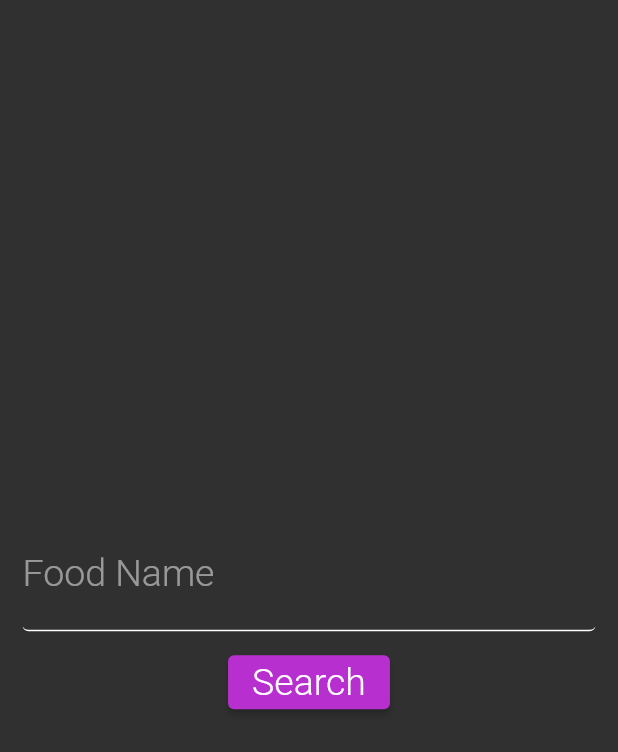
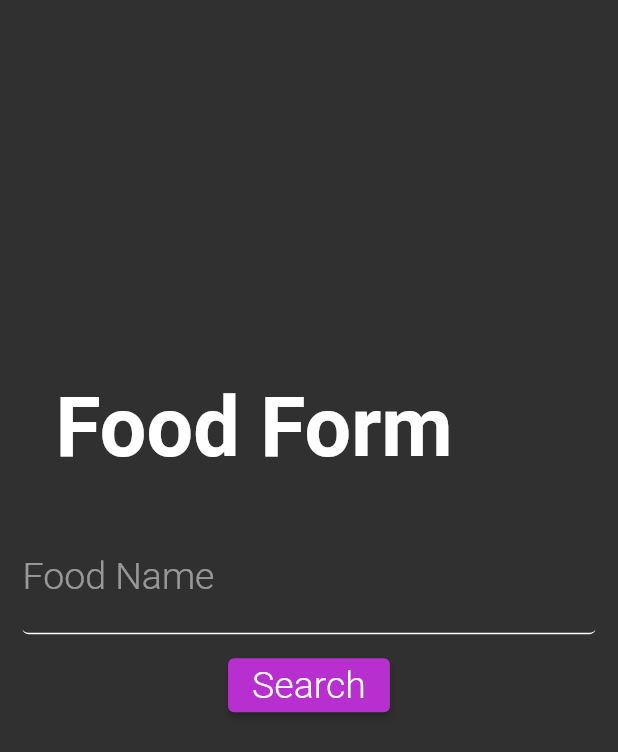
Before and after one commit to AadityaCholayil/DietMate, a Flutter app: the FoodForm screen opened directly, on a phone screen of 412 x 824 dp. Shown: the top 752 px of the screen. Run offline on Flutter 3.47's test engine with Material 2 defaults, Android fonts, the phone set to English and light mode, and no system bars; our stand-ins replace preload_page_view.

Commit message:
container animation

```diff
--- a/lib/food_form.dart
+++ b/lib/food_form.dart
@@ -1,3 +1,4 @@
+import 'package:animations/animations.dart';
 import 'package:dietmate/model/food.dart';
 import 'package:dietmate/pages/food_form_final.dart';
 import 'package:flutter/material.dart';
@@ -69,10 +70,15 @@ class _FoodFormState extends State<FoodForm> {
             shrinkWrap: true,
             itemBuilder: (BuildContext context, int index){
               Food food=foodList.list[index];
+              return OpenContainer(
+                closedColor: Theme.of(context).canvasColor,
+                openColor: Theme.of(context).canvasColor,
+                transitionDuration: Duration(milliseconds: 500),
+                closedBuilder: (context, openBuilder){
                   return InkWell(
                     child: Container(
                         padding: EdgeInsets.symmetric(horizontal: 5, vertical: 10),
-                  //color: Colors.yellow,
+                        color: Colors.transparent,
                         width: double.infinity,
                         child: Column(
                           crossAxisAlignment: CrossAxisAlignment.start,
@@ -93,11 +99,12 @@ class _FoodFormState extends State<FoodForm> {
                         )
                     ),
                     onTap: (){
-                  Navigator.push(
-                      context,
-                      MaterialPageRoute(builder: (BuildContext context) =>
-                          FoodFormFinal(food: food))
+                      openBuilder();
+                    },
                   );
+                },
+                openBuilder: (context, closedBuilder){
+                  return FoodFormFinal(food: food);
                 },
               );
             },
@@ -106,6 +113,23 @@ class _FoodFormState extends State<FoodForm> {
           ),
           Divider(thickness: 2),
         ],
+      ),
+    );
+  }
+
+  Widget _buildTitle(){
+    return Center(
+      child: Container(
+        padding: searchDone==true?EdgeInsets.fromLTRB(22, 25, 0, 5)
+            :EdgeInsets.fromLTRB(22, 0, 0, 30),
+        alignment: Alignment.centerLeft,
+        child: Text(
+          'Food Form',
+          style: TextStyle(
+              fontSize: 55,
+              fontWeight: FontWeight.bold
+          ),
+        ),
       ),
     );
   }
@@ -121,6 +145,7 @@ class _FoodFormState extends State<FoodForm> {
           child: Column(
             mainAxisAlignment: MainAxisAlignment.center,
             children: <Widget>[
+              _buildTitle(),
               _buildName(),
               SizedBox(height: 10,),
               isSearching==true?Column(
@@ -157,7 +182,7 @@ class _FoodFormState extends State<FoodForm> {
                   });
                 },
               )),
-
+              SizedBox(height:90,)
             ],
           ),
         ),
```
Lines whose indentation alone changed are shown as unchanged.
